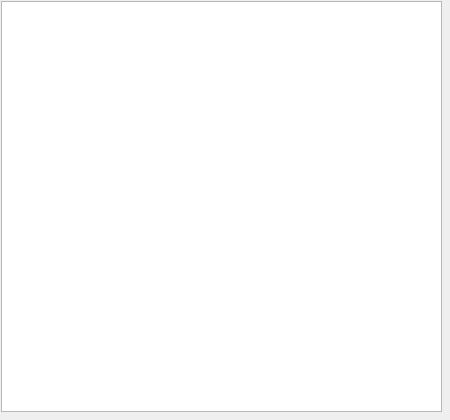
Qt form picturewidget.ui (jjzhang166/DvrUI) before a commit.
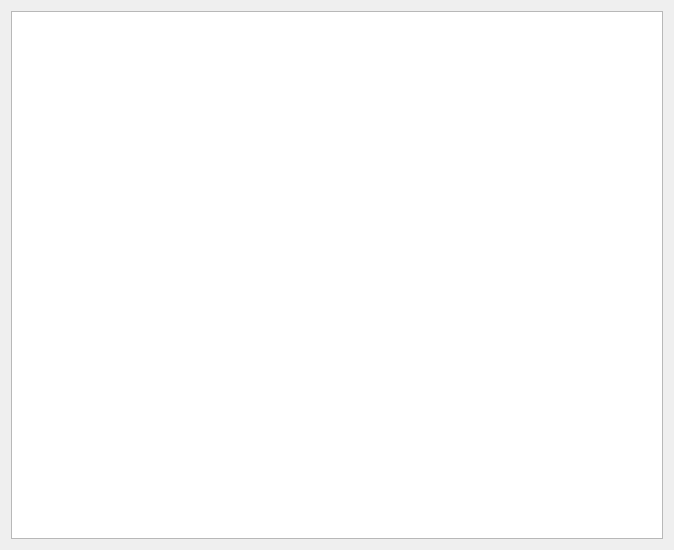
The same form after that commit.

Diff of the .ui file:
```diff
--- a/picturewidget.ui
+++ b/picturewidget.ui
@@ -6,23 +6,18 @@
    <rect>
     <x>0</x>
     <y>0</y>
-    <width>450</width>
-    <height>420</height>
+    <width>674</width>
+    <height>550</height>
    </rect>
   </property>
   <property name="windowTitle">
    <string>Dialog</string>
   </property>
-  <widget class="QListWidget" name="listWidget_file">
-   <property name="geometry">
-    <rect>
-     <x>1</x>
-     <y>1</y>
-     <width>441</width>
-     <height>411</height>
-    </rect>
-   </property>
-  </widget>
+  <layout class="QGridLayout" name="gridLayout">
+   <item row="0" column="0">
+    <widget class="QListWidget" name="listWidget_file"/>
+   </item>
+  </layout>
  </widget>
  <resources/>
  <connections/>
```
